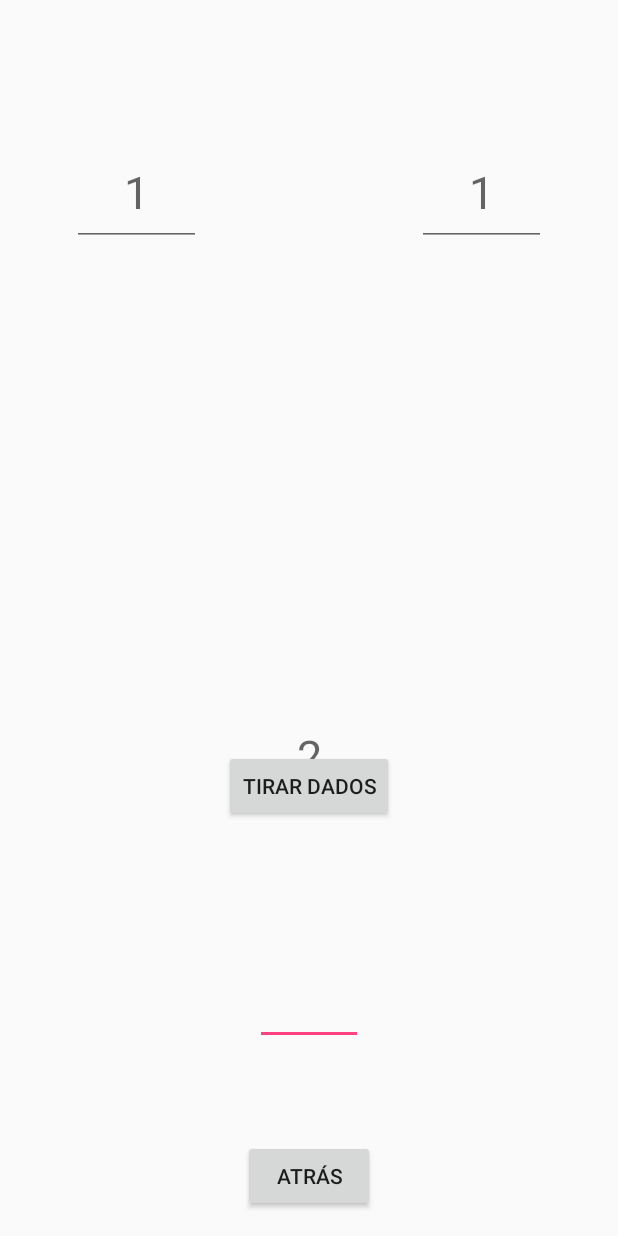
After one commit to albertofgaldo/DiceGameInitial, an Android app: the layout play.xml on its own in the app's theme, with its tools: preview values and no code run, on a phone screen of 412 x 824 dp. The commit adds this screen. Run offline under Robolectric (Android 15) with nearby library versions, the phone set to English and light mode, and no system bars.

Commit message:
Martes 4/09

```diff
--- /dev/null
+++ b/app/src/main/java/game/dice/com/dicegameapp/view/PlayActivity.java
@@ -0,0 +1,6 @@
+package game.dice.com.dicegameapp.view;
+
+import android.app.Activity;
+
+public class PlayActivity extends Activity {
+}
--- /dev/null
+++ b/app/src/main/res/layout/play.xml
@@ -0,0 +1,78 @@
+<?xml version="1.0" encoding="utf-8"?>
+<android.support.constraint.ConstraintLayout xmlns:android="http://schemas.android.com/apk/res/android"
+    xmlns:app="http://schemas.android.com/apk/res-auto"
+    xmlns:tools="http://schemas.android.com/tools"
+    android:layout_width="match_parent"
+    android:layout_height="match_parent"
+    tools:layout_editor_absoluteY="81dp">
+
+    <EditText
+        android:id="@+id/editText4"
+        android:layout_width="72dp"
+        android:layout_height="0dp"
+        android:layout_marginBottom="63dp"
+        android:layout_marginTop="312dp"
+        android:ems="10"
+        android:hint="2"
+        android:inputType="number"
+        android:textAlignment="center"
+        android:textSize="30sp"
+        app:layout_constraintBottom_toTopOf="@+id/button6"
+        app:layout_constraintEnd_toEndOf="parent"
+        app:layout_constraintStart_toStartOf="parent"
+        app:layout_constraintTop_toTopOf="parent" />
+
+    <Button
+        android:id="@+id/button5"
+        android:layout_width="wrap_content"
+        android:layout_height="wrap_content"
+        android:layout_marginBottom="276dp"
+        android:text="Tirar Dados"
+        app:layout_constraintBottom_toBottomOf="parent"
+        app:layout_constraintEnd_toEndOf="parent"
+        app:layout_constraintHorizontal_bias="0.501"
+        app:layout_constraintStart_toStartOf="parent" />
+
+    <Button
+        android:id="@+id/button6"
+        android:layout_width="wrap_content"
+        android:layout_height="wrap_content"
+        android:layout_marginBottom="16dp"
+        android:text="Atrás"
+        android:onClick=""
+        app:layout_constraintBottom_toBottomOf="parent"
+        app:layout_constraintEnd_toEndOf="parent"
+        app:layout_constraintStart_toStartOf="parent"
+        app:layout_constraintTop_toBottomOf="@+id/editText4" />
+
+    <EditText
+        android:id="@+id/editText"
+        android:layout_width="0dp"
+        android:layout_height="72dp"
+        android:layout_marginEnd="48dp"
+        android:layout_marginTop="92dp"
+        android:ems="10"
+        android:hint="1"
+        android:inputType="number"
+        android:textAlignment="center"
+        android:textSize="30sp"
+        app:layout_constraintEnd_toEndOf="parent"
+        app:layout_constraintStart_toEndOf="@+id/editText2"
+        app:layout_constraintTop_toTopOf="parent" />
+
+    <EditText
+        android:id="@+id/editText2"
+        android:layout_width="0dp"
+        android:layout_height="72dp"
+        android:layout_marginEnd="144dp"
+        android:layout_marginStart="48dp"
+        android:layout_marginTop="92dp"
+        android:ems="10"
+        android:hint="1"
+        android:inputType="number"
+        android:textAlignment="center"
+        android:textSize="30sp"
+        app:layout_constraintEnd_toStartOf="@+id/editText"
+        app:layout_constraintStart_toStartOf="parent"
+        app:layout_constraintTop_toTopOf="parent" />
+</android.support.constraint.ConstraintLayout>
```
Also changed, not shown: app/src/main/AndroidManifest.xml (+15 -1 lines), app/src/main/java/game/dice/com/dicegameapp/view/LoginActivity.java (+12 -24 lines), app/src/main/res/layout/main_menu.xml (+14 -0 lines), app/src/main/res/dado/cinco.jpg (added), app/src/main/res/dado/cuatro.jpg (added), app/src/main/res/dado/dos.jpg (added), app/src/main/res/dado/seis.jpg (added), app/src/main/res/dado/set-of-vector-realistic-white-dice-isolated-on-white-background_9677-379.jpg (added), app/src/main/res/dado/tres.jpg (added), app/src/main/res/dado/uno.jpg (added), 2 other files.
